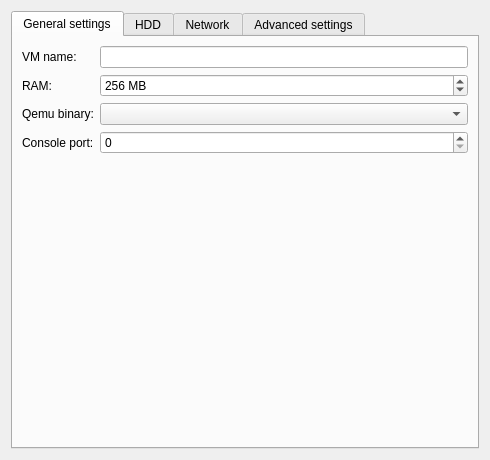
The window that gns3/modules/qemu/ui/qemu_vm_configuration_page.ui (GNS3/gns3-gui) describes before a commit, drawn with Qt 5.
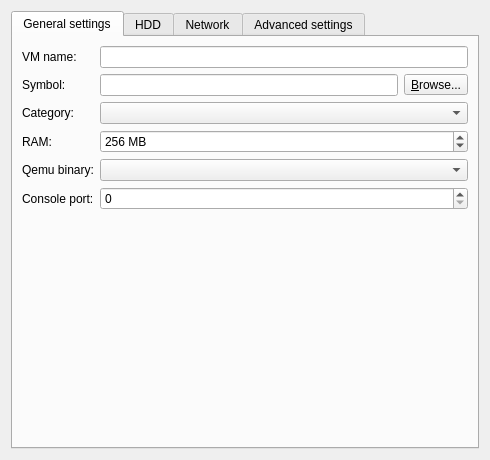
The same window after the commit.

Commit message: Support for custom symbols. Still some work to do on the QGraphicsEffect. Implements #388.

Patch:
```diff
--- a/gns3/modules/qemu/ui/qemu_vm_configuration_page.ui
+++ b/gns3/modules/qemu/ui/qemu_vm_configuration_page.ui
@@ -24,17 +24,31 @@
        <string>General settings</string>
       </attribute>
       <layout class="QGridLayout" name="gridLayout_4">
-       <item row="2" column="0" colspan="2">
-        <widget class="QLabel" name="uiQemuListLabel">
+       <item row="2" column="0">
+        <widget class="QLabel" name="uiSymbolLabel">
          <property name="text">
-          <string>Qemu binary:</string>
+          <string>Symbol:</string>
          </property>
         </widget>
        </item>
-       <item row="0" column="2">
-        <widget class="QLineEdit" name="uiNameLineEdit"/>
+       <item row="5" column="2">
+        <widget class="QComboBox" name="uiQemuListComboBox">
+         <property name="sizePolicy">
+          <sizepolicy hsizetype="Expanding" vsizetype="Fixed">
+           <horstretch>0</horstretch>
+           <verstretch>0</verstretch>
+          </sizepolicy>
+         </property>
+        </widget>
        </item>
-       <item row="4" column="1" colspan="2">
+       <item row="6" column="2">
+        <widget class="QSpinBox" name="uiConsolePortSpinBox">
+         <property name="maximum">
+          <number>65535</number>
+         </property>
+        </widget>
+       </item>
+       <item row="7" column="2">
         <spacer name="spacer">
          <property name="orientation">
           <enum>Qt::Vertical</enum>
@@ -47,45 +61,28 @@
          </property>
         </spacer>
        </item>
-       <item row="2" column="2">
-        <widget class="QComboBox" name="uiQemuListComboBox">
-         <property name="sizePolicy">
-          <sizepolicy hsizetype="Expanding" vsizetype="Fixed">
-           <horstretch>0</horstretch>
-           <verstretch>0</verstretch>
-          </sizepolicy>
+       <item row="5" column="0" colspan="2">
+        <widget class="QLabel" name="uiQemuListLabel">
+         <property name="text">
+          <string>Qemu binary:</string>
          </property>
         </widget>
        </item>
-       <item row="3" column="2">
-        <widget class="QSpinBox" name="uiConsolePortSpinBox">
-         <property name="maximum">
-          <number>65535</number>
-         </property>
-        </widget>
-       </item>
-       <item row="3" column="0" colspan="2">
+       <item row="6" column="0" colspan="2">
         <widget class="QLabel" name="uiConsolePortLabel">
          <property name="text">
           <string>Console port:</string>
          </property>
         </widget>
        </item>
-       <item row="0" column="0">
-        <widget class="QLabel" name="uiNameLabel">
-         <property name="text">
-          <string>VM name:</string>
-         </property>
-        </widget>
-       </item>
-       <item row="1" column="0">
+       <item row="4" column="0">
         <widget class="QLabel" name="uiRamLabel">
          <property name="text">
           <string>RAM:</string>
          </property>
         </widget>
        </item>
-       <item row="1" column="2">
+       <item row="4" column="2">
         <widget class="QSpinBox" name="uiRamSpinBox">
          <property name="suffix">
           <string> MB</string>
@@ -101,6 +98,43 @@
          </property>
         </widget>
        </item>
+       <item row="2" column="2">
+        <layout class="QHBoxLayout" name="horizontalLayout_7">
+         <item>
+          <widget class="QLineEdit" name="uiSymbolLineEdit"/>
+         </item>
+         <item>
+          <widget class="QToolButton" name="uiSymbolToolButton">
+           <property name="text">
+            <string>&amp;Browse...</string>
+           </property>
+           <property name="toolButtonStyle">
+            <enum>Qt::ToolButtonTextOnly</enum>
+           </property>
+          </widget>
+         </item>
+        </layout>
+       </item>
+       <item row="0" column="0">
+        <widget class="QLabel" name="uiNameLabel">
+         <property name="text">
+          <string>VM name:</string>
+         </property>
+        </widget>
+       </item>
+       <item row="0" column="2">
+        <widget class="QLineEdit" name="uiNameLineEdit"/>
+       </item>
+       <item row="3" column="0">
+        <widget class="QLabel" name="uiCategoryLabel">
+         <property name="text">
+          <string>Category:</string>
+         </property>
+        </widget>
+       </item>
+       <item row="3" column="2">
+        <widget class="QComboBox" name="uiCategoryComboBox"/>
+       </item>
       </layout>
      </widget>
      <widget class="QWidget" name="tab_3">
```
The commit also changes 34 other files.
